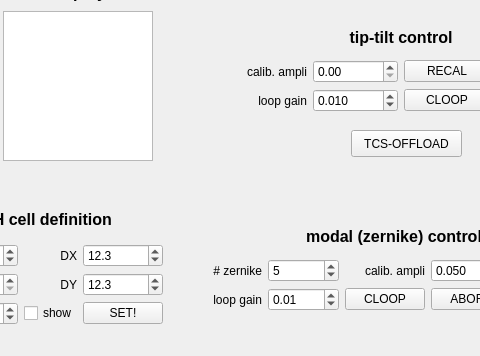
Above: control/ciao_ctrl.ui from fmartinache/CIAO before the change; both pictures show x 739 to 1219 and y 129 to 485 of the 1352 by 810 pixel window. Below: the same form after it.
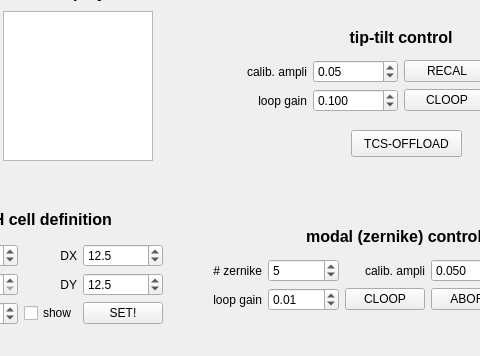
That is the form after the change. Custom widgets are drawn as their Qt base class.

Commit message: documentation: script Zernike pour étudiants

What changed in the file:
```diff
--- a/control/ciao_ctrl.ui
+++ b/control/ciao_ctrl.ui
@@ -514,7 +514,7 @@
           <double>0.100000000000000</double>
          </property>
          <property name="value">
-          <double>12.300000000000001</double>
+          <double>12.500000000000000</double>
          </property>
         </widget>
        </item>
@@ -530,7 +530,7 @@
           <double>0.100000000000000</double>
          </property>
          <property name="value">
-          <double>12.300000000000001</double>
+          <double>12.500000000000000</double>
          </property>
         </widget>
        </item>
@@ -621,7 +621,11 @@
         </widget>
        </item>
        <item row="0" column="1">
-        <widget class="QDoubleSpinBox" name="dspB_tt_a0"/>
+        <widget class="QDoubleSpinBox" name="dspB_tt_a0">
+         <property name="value">
+          <double>0.050000000000000</double>
+         </property>
+        </widget>
        </item>
        <item row="1" column="2">
         <widget class="QPushButton" name="pB_tt_cloop">
@@ -649,7 +653,7 @@
           <double>0.010000000000000</double>
          </property>
          <property name="value">
-          <double>0.010000000000000</double>
+          <double>0.100000000000000</double>
          </property>
         </widget>
        </item>
```
The commit also changes 2 other files.
